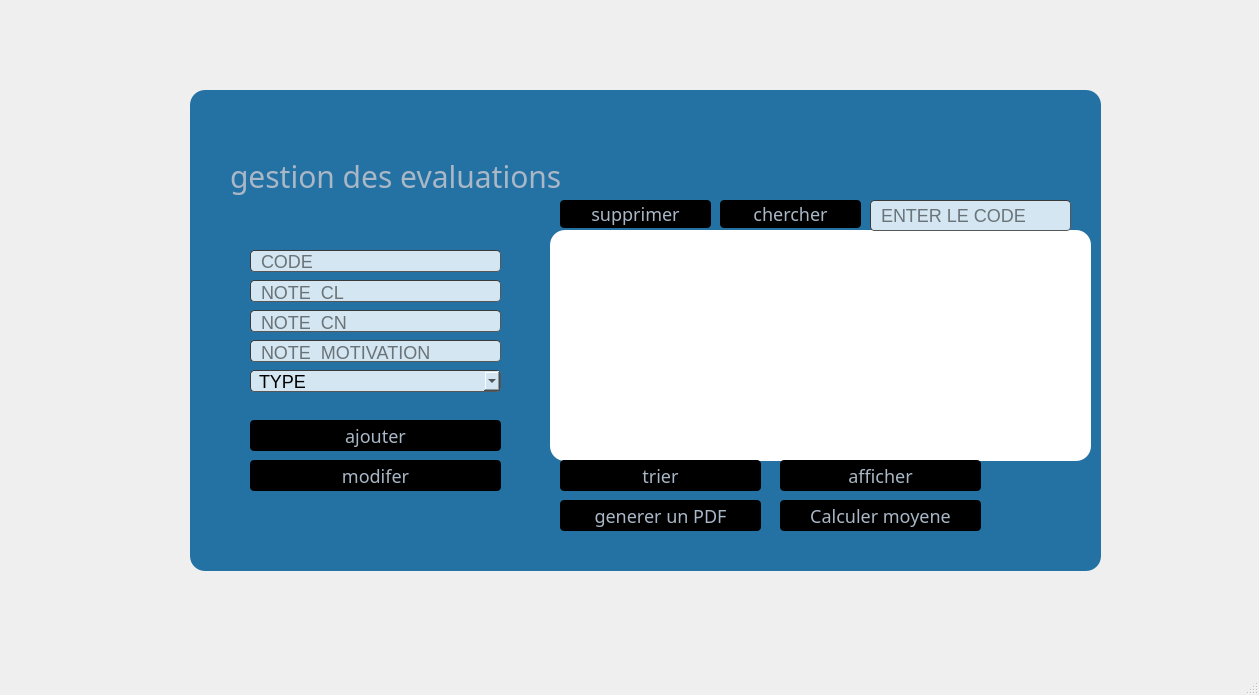
Qt form mainwindow.ui (rym2000/Smart_recruiting_center_2A16) before a commit.
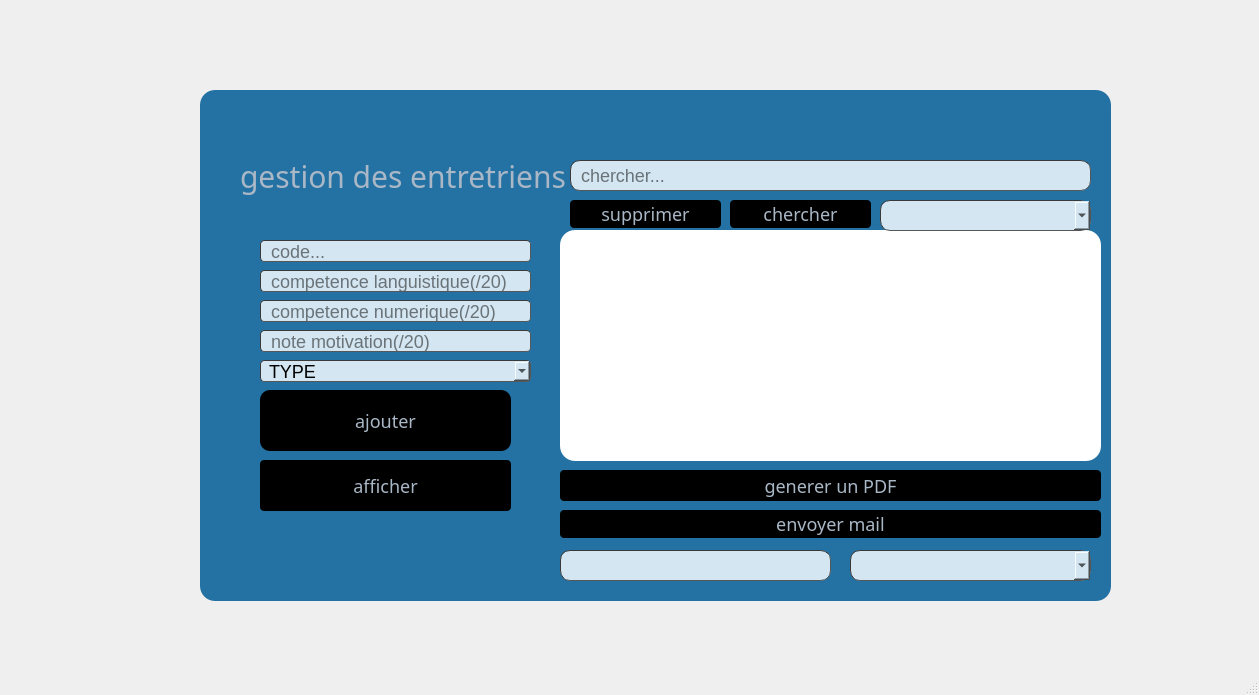
The same form after that commit. Icons and pictures are not drawn.

Diff of the .ui file:
```diff
--- a/mainwindow.ui
+++ b/mainwindow.ui
@@ -25,10 +25,10 @@
    <widget class="QFrame" name="frame">
     <property name="geometry">
      <rect>
-      <x>190</x>
+      <x>200</x>
       <y>90</y>
       <width>911</width>
-      <height>481</height>
+      <height>511</height>
      </rect>
     </property>
     <property name="styleSheet">
@@ -59,8 +59,8 @@
      <property name="geometry">
       <rect>
        <x>60</x>
-       <y>160</y>
-       <width>251</width>
+       <y>150</y>
+       <width>271</width>
        <height>22</height>
       </rect>
      </property>
@@ -81,15 +81,15 @@
       <string/>
      </property>
      <property name="placeholderText">
-      <string>CODE</string>
+      <string>code...</string>
      </property>
     </widget>
     <widget class="QLineEdit" name="lineEdit_2">
      <property name="geometry">
       <rect>
        <x>60</x>
-       <y>190</y>
-       <width>251</width>
+       <y>180</y>
+       <width>271</width>
        <height>22</height>
       </rect>
      </property>
@@ -110,15 +110,15 @@
       <string/>
      </property>
      <property name="placeholderText">
-      <string>NOTE_CL</string>
+      <string>competence languistique(/20) </string>
      </property>
     </widget>
     <widget class="QLineEdit" name="lineEdit_3">
      <property name="geometry">
       <rect>
        <x>60</x>
-       <y>220</y>
-       <width>251</width>
+       <y>210</y>
+       <width>271</width>
        <height>22</height>
       </rect>
      </property>
@@ -136,15 +136,15 @@
 ;</string>
      </property>
      <property name="placeholderText">
-      <string>NOTE_CN</string>
+      <string>competence numerique(/20)</string>
      </property>
     </widget>
     <widget class="QLineEdit" name="lineEdit_4">
      <property name="geometry">
       <rect>
        <x>60</x>
-       <y>250</y>
-       <width>251</width>
+       <y>240</y>
+       <width>271</width>
        <height>22</height>
       </rect>
      </property>
@@ -164,15 +164,15 @@
 </string>
      </property>
      <property name="placeholderText">
-      <string>NOTE_MOTIVATION</string>
+      <string>note motivation(/20)</string>
      </property>
     </widget>
     <widget class="QComboBox" name="comboBox">
      <property name="geometry">
       <rect>
        <x>60</x>
-       <y>280</y>
-       <width>251</width>
+       <y>270</y>
+       <width>271</width>
        <height>22</height>
       </rect>
      </property>
@@ -211,23 +211,23 @@
 text-align: center;</string>
      </property>
      <property name="text">
-      <string>gestion des evaluations</string>
+      <string>gestion des entretriens</string>
      </property>
     </widget>
     <widget class="QPushButton" name="pushButton">
      <property name="geometry">
       <rect>
        <x>60</x>
-       <y>330</y>
+       <y>300</y>
        <width>251</width>
-       <height>31</height>
+       <height>61</height>
       </rect>
      </property>
      <property name="styleSheet">
       <string notr="true">#pushButton{
 
 background-color: black;
-border-radius: 4px;
+border-radius: 10px;
 	border-color: rgb(58, 58, 58);
 	border-style: inset;
 font-family: century gothic;
@@ -255,10 +255,10 @@
     <widget class="QPushButton" name="pushButton_2">
      <property name="geometry">
       <rect>
-       <x>590</x>
+       <x>60</x>
        <y>370</y>
-       <width>201</width>
-       <height>31</height>
+       <width>251</width>
+       <height>51</height>
       </rect>
      </property>
      <property name="styleSheet">
@@ -328,51 +328,12 @@
       <string>chercher</string>
      </property>
     </widget>
-    <widget class="QPushButton" name="pushButton_4">
-     <property name="geometry">
-      <rect>
-       <x>370</x>
-       <y>370</y>
-       <width>201</width>
-       <height>31</height>
-      </rect>
-     </property>
-     <property name="styleSheet">
-      <string notr="true">#pushButton_4{
-
-background-color: black
-;
-border-radius: 4px;
-	border-color: rgb(58, 58, 58);
-	border-style: inset;
-font-family: century gothic;
-font-size: 18px;
-color: #a9b7c6;
-}
-#pushButton_4:hover{
-border-style: solid;
-	border-top-color: transparent;
-	border-right-color: transparent;
-	border-left-color: transparent;
-	border-bottom-color: #e67e22;
-	border-bottom-width: 1px;
-	border-bottom-radius: 6px;
-	border-style: solid;
-	color: #FFFFFF;
-	padding-bottom: 2px;
-	background-color: green;
-}</string>
-     </property>
-     <property name="text">
-      <string>trier</string>
-     </property>
-    </widget>
     <widget class="QPushButton" name="pushButton_5">
      <property name="geometry">
       <rect>
-       <x>370</x>
-       <y>410</y>
-       <width>201</width>
+       <x>360</x>
+       <y>380</y>
+       <width>541</width>
        <height>31</height>
       </rect>
      </property>
@@ -408,15 +369,15 @@
     <widget class="QLineEdit" name="lineEdit_5">
      <property name="geometry">
       <rect>
-       <x>680</x>
-       <y>110</y>
-       <width>201</width>
+       <x>370</x>
+       <y>70</y>
+       <width>521</width>
        <height>31</height>
       </rect>
      </property>
      <property name="styleSheet">
       <string notr="true">
-border-width: 1px; border-radius: 4px;
+border-width: 1px; border-radius: 10px;
 font-size: 18px;
 	border-color: rgb(58, 58, 58);
 	border-style: inset;
@@ -428,7 +389,7 @@
 ;</string>
      </property>
      <property name="placeholderText">
-      <string>ENTER LE CODE</string>
+      <string>chercher...</string>
      </property>
     </widget>
     <widget class="QPushButton" name="pushButton_6">
@@ -469,55 +430,85 @@
       <string>supprimer</string>
      </property>
     </widget>
-    <widget class="QPushButton" name="pushButton_7">
+    <widget class="QComboBox" name="comboBox_2">
      <property name="geometry">
       <rect>
-       <x>60</x>
-       <y>370</y>
-       <width>251</width>
+       <x>680</x>
+       <y>110</y>
+       <width>211</width>
        <height>31</height>
       </rect>
      </property>
      <property name="styleSheet">
-      <string notr="true">#pushButton_7{
-
-background-color: black;
-border-radius: 4px;
+      <string notr="true">
+border-width: 1px; border-radius: 10px;
+font-size: 18px;
 	border-color: rgb(58, 58, 58);
 	border-style: inset;
-font-family: century gothic;
-font-size: 18px;
-color: #a9b7c6;
-}
-#pushButton_7:hover{
-border-style: solid;
-	border-top-color: transparent;
-	border-right-color: transparent;
-	border-left-color: transparent;
-	border-bottom-color: #e67e22;
-	border-bottom-width: 1px;
-	border-bottom-radius: 6px;
-	border-style: solid;
-	color: #FFFFFF;
-	padding-bottom: 2px;
-	background-color: green;
-}</string>
+	padding: 0 8px;
+	color:  #000000 ;
+	background: #d4e6f1 ;
+	selection-background-color:#007b50;
+	selection-color: #FFFFFF
+;</string>
      </property>
-     <property name="text">
-      <string>modifer</string>
+    </widget>
+    <widget class="QLineEdit" name="lineEdit_6">
+     <property name="geometry">
+      <rect>
+       <x>360</x>
+       <y>460</y>
+       <width>271</width>
+       <height>31</height>
+      </rect>
      </property>
+     <property name="styleSheet">
+      <string notr="true">border-width: 1px; border-radius: 10px;
+font-size: 18px;
+	border-color: rgb(58, 58, 58);
+	border-style: inset;
+	padding: 0 8px;
+	color:  #000000 ;
+	background: #d4e6f1 ;
+	selection-background-color:#007b50;
+	selection-color: #FFFFFF
+;</string>
+     </property>
     </widget>
-    <widget class="QPushButton" name="pushButton_8">
+    <widget class="QComboBox" name="comboBox_3">
      <property name="geometry">
       <rect>
-       <x>590</x>
-       <y>410</y>
-       <width>201</width>
+       <x>650</x>
+       <y>460</y>
+       <width>241</width>
        <height>31</height>
       </rect>
      </property>
      <property name="styleSheet">
-      <string notr="true">#pushButton_8{
+      <string notr="true">
+border-width: 1px; border-radius: 10px;
+font-size: 18px;
+	border-color: rgb(58, 58, 58);
+	border-style: inset;
+	padding: 0 8px;
+	color:  #000000 ;
+	background: #d4e6f1 ;
+	selection-background-color:#007b50;
+	selection-color: #FFFFFF
+;</string>
+     </property>
+    </widget>
+    <widget class="QPushButton" name="pushButton_4">
+     <property name="geometry">
+      <rect>
+       <x>360</x>
+       <y>420</y>
+       <width>541</width>
+       <height>28</height>
+      </rect>
+     </property>
+     <property name="styleSheet">
+      <string notr="true">#pushButton_4{
 
 background-color: black;
 border-radius: 4px;
@@ -542,7 +533,7 @@
 }</string>
      </property>
      <property name="text">
-      <string>Calculer moyene</string>
+      <string>envoyer mail</string>
      </property>
     </widget>
    </widget>
```
Left out of the diff: 2 changed lines with no effect on the pictures.
